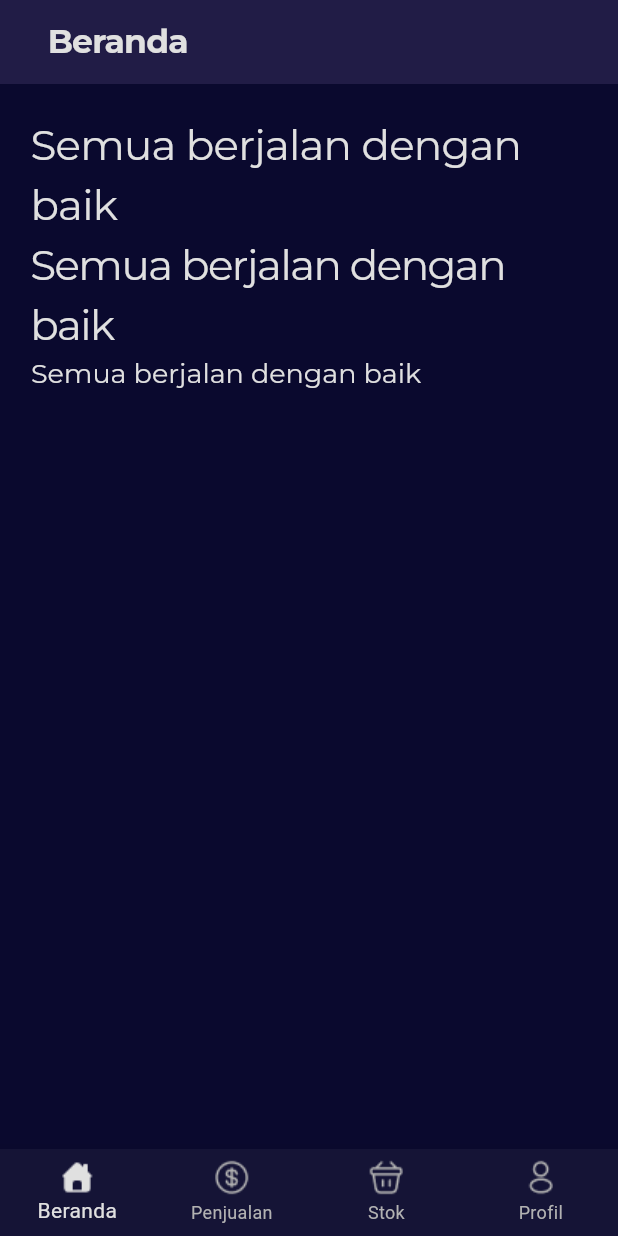
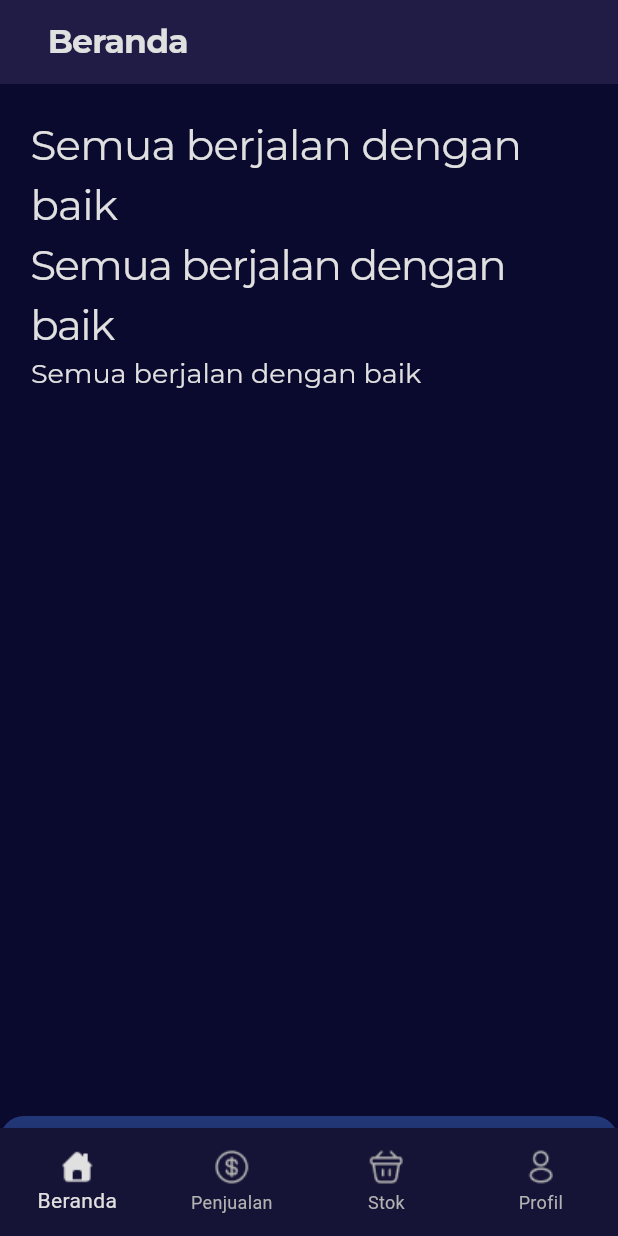
Before and after one commit to Bizniz-Corp/BizGrow-Mobile, a Flutter app: the screen it shows after launch, on a phone screen of 412 x 824 dp. Run offline on Flutter 3.47's test engine with Material 3 defaults, Android fonts, the phone set to English and light mode, and no system bars; our stand-ins replace google_fonts.

Commit message:
[FEAT] add border navbar and fix navbar height

```diff
--- a/bizgrow_mobile_frontend/lib/screens/profil/profil_screen.dart
+++ b/bizgrow_mobile_frontend/lib/screens/profil/profil_screen.dart
@@ -3,6 +3,7 @@ import 'package:flutter/material.dart';
 import 'package:google_fonts/google_fonts.dart';
 import 'package:bizgrow_mobile_frontend/themes/theme.dart';
 import 'package:bizgrow_mobile_frontend/themes/text_styles.dart';
+import 'package:bizgrow_mobile_frontend/widgets/navbar.dart';
 
 class ProfilScreen extends StatelessWidget{
   @override
@@ -35,6 +36,7 @@ class ProfilScreen extends StatelessWidget{
           ],
         ),
       ),
+      bottomNavigationBar: MainNavigator(selectedIndex: 3),
     );
   }
 }
--- a/bizgrow_mobile_frontend/lib/screens/stok/stok_screen.dart
+++ b/bizgrow_mobile_frontend/lib/screens/stok/stok_screen.dart
@@ -3,6 +3,7 @@ import 'package:flutter/material.dart';
 import 'package:google_fonts/google_fonts.dart';
 import 'package:bizgrow_mobile_frontend/themes/theme.dart';
 import 'package:bizgrow_mobile_frontend/themes/text_styles.dart';
+import 'package:bizgrow_mobile_frontend/widgets/navbar.dart';
 
 class StokScreen extends StatelessWidget{
   @override
@@ -35,6 +36,7 @@ class StokScreen extends StatelessWidget{
           ],
         ),
       ),
+      bottomNavigationBar: MainNavigator(selectedIndex: 2),
     );
   }
 }
--- a/bizgrow_mobile_frontend/lib/widgets/navbar.dart
+++ b/bizgrow_mobile_frontend/lib/widgets/navbar.dart
@@ -4,118 +4,6 @@ import 'package:bizgrow_mobile_frontend/screens/beranda/beranda_screen.dart';
 import 'package:bizgrow_mobile_frontend/screens/penjualan/penjualan_screen.dart';
 import 'package:bizgrow_mobile_frontend/screens/stok/stok_screen.dart';
 import 'package:bizgrow_mobile_frontend/screens/profil/profil_screen.dart';
-
-// class MainNavigator extends StatefulWidget {
-//   @override
-//   _MainNavigatorState createState() => _MainNavigatorState();
-// }
-
-// class _MainNavigatorState extends State<MainNavigator> {
-//   int _selectedIndex = 0;
-//   final PageController _pageController = PageController();
-
-
-//   void _onItemTapped(int index) {
-//     setState(() {
-//       _selectedIndex = index;
-//     });
-//     _pageController.jumpToPage(index);
-//   }
-
-//   final List<Widget> _pages = [
-//     BerandaScreen(),
-//     PenjualanScreen(),
-//     StokScreen(),
-//     ProfilScreen(),
-//   ];
-
-//   @override
-//   Widget build(BuildContext context) {
-//     return Scaffold(
-//       body: PageView(
-//         controller: _pageController,
-//         onPageChanged: (index) {
-//           setState(() {
-//             _selectedIndex = index;
-//           });
-//         },
-//         children: _pages,
-//       ),
-
-//       bottomNavigationBar: Container(
-//         height: 80,
-//         decoration: const BoxDecoration(
-//           border: Border(
-//             top: BorderSide(
-//               color: Main.blueSecondary,
-//               width: 8,
-//             ),
-//           ),
-//         ),
-//         child: BottomNavigationBar(
-//           type: BottomNavigationBarType.fixed,
-//           backgroundColor: Main.darkBlue,
-//           selectedItemColor: Monochrome.whiteDarkMode,
-//           unselectedItemColor: Monochrome.lightGrey,
-//           currentIndex: _selectedIndex,
-//           onTap: _onItemTapped,
-//           items: [
-//             BottomNavigationBarItem(
-//               icon: ImageIcon(
-//                 AssetImage(
-//                   _selectedIndex == 0
-//                       ? 'lib/assets/navbar_icon/selected/Beranda.png'
-//                       : 'lib/assets/navbar_icon/default/Beranda.png',
-//                 ),
-//                 size: 24,
-//               ),
-//               label: 'Beranda',
-//             ),
-//             BottomNavigationBarItem(
-//               icon: ImageIcon(
-//                 AssetImage(
-//                   _selectedIndex == 1
-//                       ? 'lib/assets/navbar_icon/selected/Penjualan.png'
-//                       : 'lib/assets/navbar_icon/default/Penjualan.png',
-//                 ),
-//                 size: 24,
-//               ),
-//               label: 'Penjualan',
-//             ),
-//             BottomNavigationBarItem(
-//               icon: ImageIcon(
-//                 AssetImage(
-//                   _selectedIndex == 2
-//                       ? 'lib/assets/navbar_icon/selected/Stok.png'
-//                       : 'lib/assets/navbar_icon/default/Stok.png',
-//                 ),
-//                 size: 24,
-//               ),
-//               label: 'Stok',
-//             ),
-//             BottomNavigationBarItem(
-//               icon: ImageIcon(
-//                 AssetImage(
-//                   _selectedIndex == 3
-//                       ? 'lib/assets/navbar_icon/selected/Profil.png'
-//                       : 'lib/assets/navbar_icon/default/Profil.png',
-//                 ),
-//                 size: 24,
-//               ),
-//               label: 'Profil',
-//             ),
-//           ],
-//         ),
-//       ),
-//     );
-//   }
-
-//   @override
-//   void dispose(){
-//     _pageController.dispose();
-//     super.dispose();
-//   }
-// }
 
 class MainNavigator extends StatefulWidget {
   final int selectedIndex;
@@ -154,13 +42,30 @@ class _MainNavigatorState extends State<MainNavigator> {
 
   @override
   Widget build(BuildContext context) {
-    return BottomNavigationBar(
+    return Container(
+      height: 80,
+      decoration: const BoxDecoration(
+        color: Main.darkBlue,
+        border: Border(
+          top: BorderSide(
+            color: Main.blueSecondary,
+            width: 8,
+          ),
+        ),
+        borderRadius: BorderRadius.only(
+          topLeft: Radius.circular(16),
+          topRight: Radius.circular(16),
+        ),
+      ),
+
+      child: BottomNavigationBar(
         type: BottomNavigationBarType.fixed,
         backgroundColor: Main.darkBlue,
         selectedItemColor: Monochrome.whiteDarkMode,
         unselectedItemColor: Monochrome.lightGrey,
         currentIndex: _currentIndex,
         onTap: _onItemTapped,
+
         items: [
           BottomNavigationBarItem(
             icon: ImageIcon(
@@ -207,6 +112,7 @@ class _MainNavigatorState extends State<MainNavigator> {
             label: 'Profil',
           ),
         ],
+      )
     );
   }
 }
--- a/bizgrow_mobile_frontend/pubspec.yaml
+++ b/bizgrow_mobile_frontend/pubspec.yaml
@@ -28,3 +28,4 @@ flutter:
     - lib/assets/navbar_icon/selected/Penjualan.png
     - lib/assets/navbar_icon/selected/Stok.png
     - lib/assets/navbar_icon/selected/Profil.png
+    - lib/assets/data/data_dummy.json
```
Also changed, not shown: bizgrow_mobile_frontend/lib/assets/data/data_dummy.json (renamed from bizgrow_mobile_frontend/lib/assets/data/test_data.json). Lines whose indentation alone changed are shown as unchanged.
